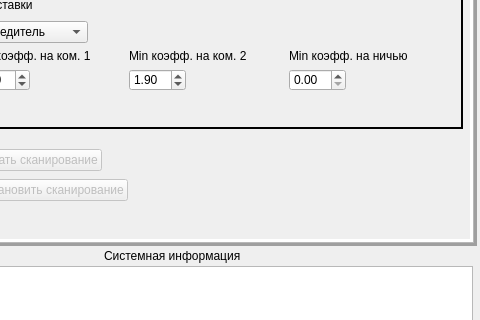
The window that Client UI/components/templates/client_app_template.ui (HiddenJang/Xperiment2) describes before a commit, drawn with Qt 5; both pictures show x 83 to 563 and y 143 to 463 of the 563 by 603 pixel window.
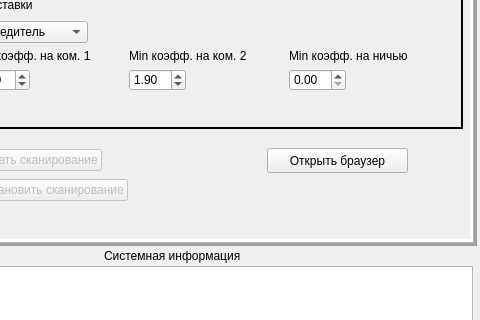
The same window after the commit.

Patch:
```diff
--- a/Client UI/components/templates/client_app_template.ui
+++ b/Client UI/components/templates/client_app_template.ui
@@ -580,6 +580,19 @@
       </item>
      </layout>
     </widget>
+    <widget class="QPushButton" name="pushButton_openBrowser">
+     <property name="geometry">
+      <rect>
+       <x>350</x>
+       <y>272</y>
+       <width>141</width>
+       <height>25</height>
+      </rect>
+     </property>
+     <property name="text">
+      <string>Открыть браузер</string>
+     </property>
+    </widget>
     <zorder>layoutWidget_2</zorder>
     <zorder>frame_2</zorder>
     <zorder>layoutWidget</zorder>
```
Left out of the diff: 1 changed line with no effect on the pictures.
